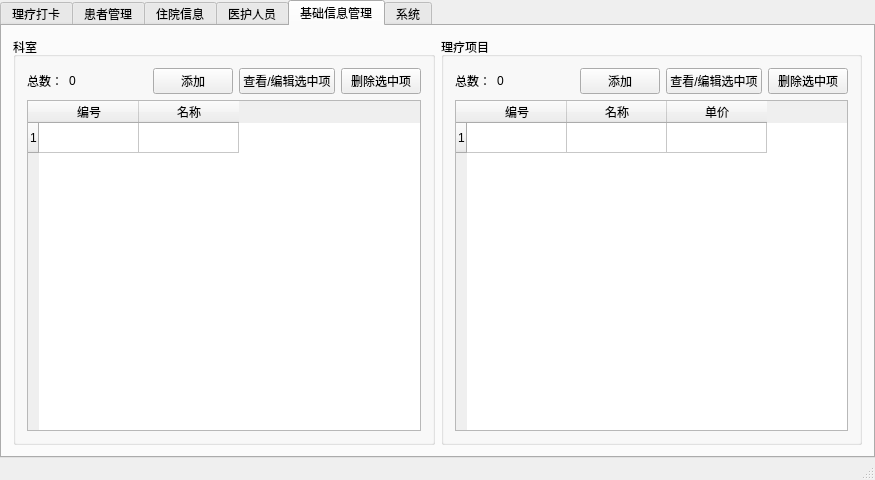
Before: the Qt Designer form PhysioMgr/MainWindow.ui in yuylong/PhysioMgr, drawn with Qt 5.
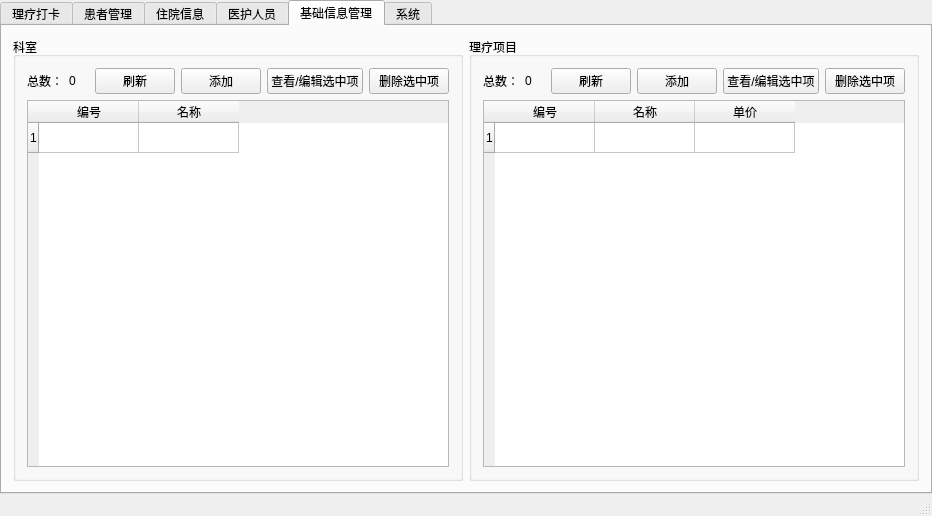
After: the same form once the commit is applied.

The edit to the form file:
```diff
--- a/PhysioMgr/MainWindow.ui
+++ b/PhysioMgr/MainWindow.ui
@@ -6,8 +6,8 @@
    <rect>
     <x>0</x>
     <y>0</y>
-    <width>875</width>
-    <height>480</height>
+    <width>932</width>
+    <height>516</height>
    </rect>
   </property>
   <property name="windowTitle">
@@ -397,7 +397,7 @@
           </property>
           <layout class="QVBoxLayout" name="verticalLayout_6">
            <item>
-            <layout class="QHBoxLayout" name="horizontalLayout_3" stretch="0,0,1,0,0,0">
+            <layout class="QHBoxLayout" name="horizontalLayout_3" stretch="0,0,1,0,0,0,0">
              <item>
               <widget class="QLabel" name="label_5">
                <property name="text">
@@ -419,12 +419,19 @@
                </property>
                <property name="sizeHint" stdset="0">
                 <size>
-                 <width>40</width>
+                 <width>20</width>
                  <height>20</height>
                 </size>
                </property>
               </spacer>
              </item>
+             <item>
+              <widget class="QPushButton" name="pbDepartRefrsh">
+               <property name="text">
+                <string>刷新</string>
+               </property>
+              </widget>
+             </item>
              <item>
               <widget class="QPushButton" name="pbDepartAdd">
                <property name="text">
@@ -479,7 +486,7 @@
           </property>
           <layout class="QVBoxLayout" name="verticalLayout_7">
            <item>
-            <layout class="QHBoxLayout" name="horizontalLayout_4" stretch="0,0,1,0,0,0">
+            <layout class="QHBoxLayout" name="horizontalLayout_4" stretch="0,0,1,0,0,0,0">
              <item>
               <widget class="QLabel" name="label_9">
                <property name="text">
@@ -501,12 +508,19 @@
                </property>
                <property name="sizeHint" stdset="0">
                 <size>
-                 <width>40</width>
+                 <width>20</width>
                  <height>20</height>
                 </size>
                </property>
               </spacer>
              </item>
+             <item>
+              <widget class="QPushButton" name="pbPhysioItemRefrsh">
+               <property name="text">
+                <string>刷新</string>
+               </property>
+              </widget>
+             </item>
              <item>
               <widget class="QPushButton" name="pbPhysioItemAdd">
                <property name="text">
```
Left out of the diff: 10 changed lines with no effect on the pictures.
